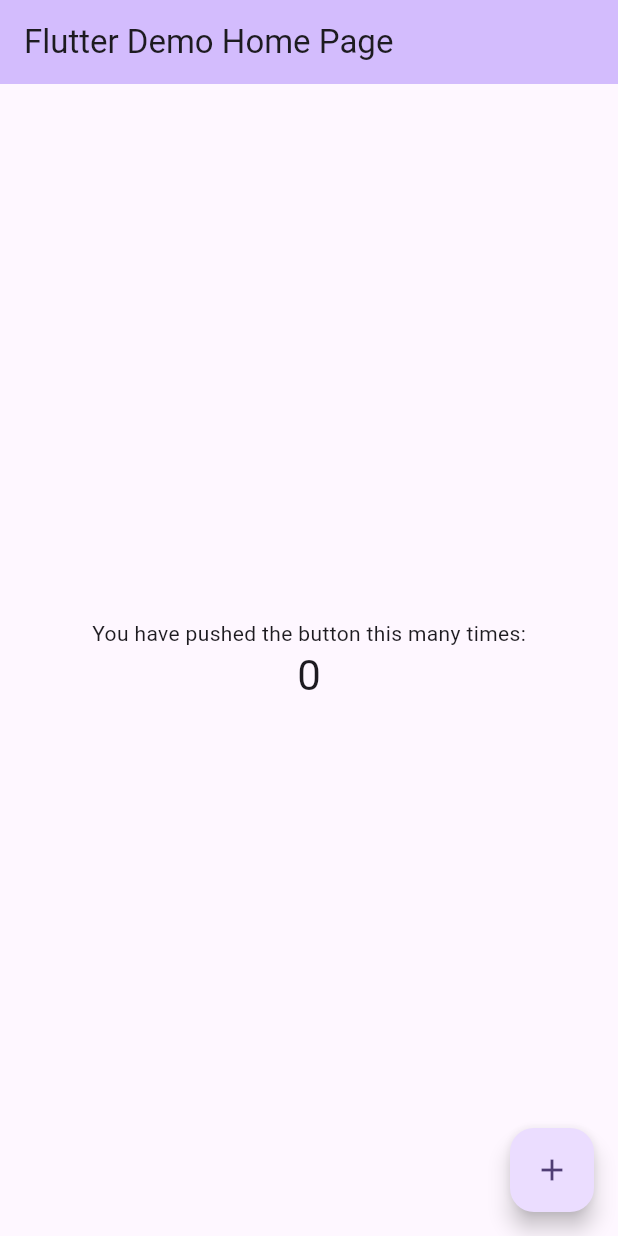
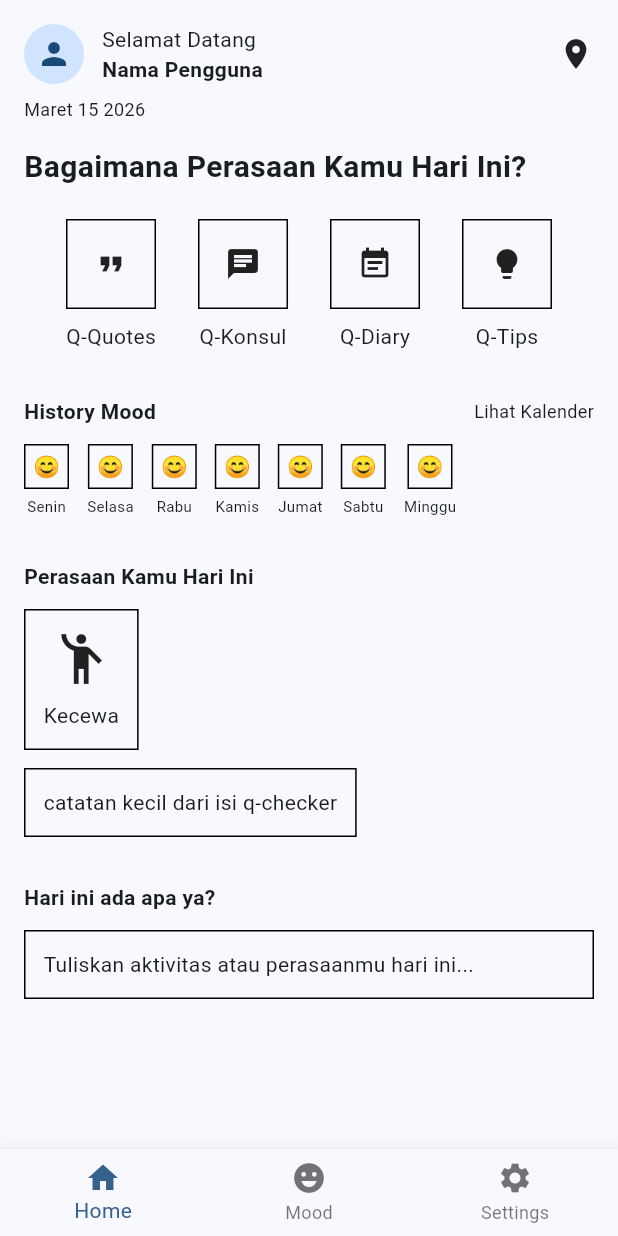
Before and after one commit to dapiupiu/qalboost-mobile-app, a Flutter app: the screen it shows after launch, on a phone screen of 412 x 824 dp. Run offline on Flutter 3.47's test engine with Material 3 defaults, Android fonts, the phone set to English and light mode, and no system bars.

Commit message:
Navigasi Beranda

```diff
--- a/lib/main.dart
+++ b/lib/main.dart
@@ -7,115 +7,210 @@ void main() {
 class MyApp extends StatelessWidget {
   const MyApp({super.key});
 
-  // This widget is the root of your application.
   @override
   Widget build(BuildContext context) {
     return MaterialApp(
-      title: 'Flutter Demo',
+      title: 'QalBoost',
       theme: ThemeData(
-        // This is the theme of your application.
-        //
-        // TRY THIS: Try running your application with "flutter run". You'll see
-        // the application has a purple toolbar. Then, without quitting the app,
-        // try changing the seedColor in the colorScheme below to Colors.green
-        // and then invoke "hot reload" (save your changes or press the "hot
-        // reload" button in a Flutter-supported IDE, or press "r" if you used
-        // the command line to start the app).
-        //
-        // Notice that the counter didn't reset back to zero; the application
-        // state is not lost during the reload. To reset the state, use hot
-        // restart instead.
-        //
-        // This works for code too, not just values: Most code changes can be
-        // tested with just a hot reload.
-        colorScheme: .fromSeed(seedColor: Colors.deepPurple),
+        colorScheme: ColorScheme.fromSeed(seedColor: Colors.blue),
+        useMaterial3: true,
       ),
-      home: const MyHomePage(title: 'Flutter Demo Home Page'),
+      home: const HomePage(),
     );
   }
 }
 
-class MyHomePage extends StatefulWidget {
-  const MyHomePage({super.key, required this.title});
-
-  // This widget is the home page of your application. It is stateful, meaning
-  // that it has a State object (defined below) that contains fields that affect
-  // how it looks.
-
-  // This class is the configuration for the state. It holds the values (in this
-  // case the title) provided by the parent (in this case the App widget) and
-  // used by the build method of the State. Fields in a Widget subclass are
-  // always marked "final".
-
-  final String title;
+class HomePage extends StatefulWidget {
+  const HomePage({super.key});
 
   @override
-  State<MyHomePage> createState() => _MyHomePageState();
+  State<HomePage> createState() => _HomePageState();
 }
 
-class _MyHomePageState extends State<MyHomePage> {
-  int _counter = 0;
-
-  void _incrementCounter() {
-    setState(() {
-      // This call to setState tells the Flutter framework that something has
-      // changed in this State, which causes it to rerun the build method below
-      // so that the display can reflect the updated values. If we changed
-      // _counter without calling setState(), then the build method would not be
-      // called again, and so nothing would appear to happen.
-      _counter++;
-    });
-  }
+class _HomePageState extends State<HomePage> {
+  int _selectedIndex = 0;
 
   @override
   Widget build(BuildContext context) {
-    // This method is rerun every time setState is called, for instance as done
-    // by the _incrementCounter method above.
-    //
-    // The Flutter framework has been optimized to make rerunning build methods
-    // fast, so that you can just rebuild anything that needs updating rather
-    // than having to individually change instances of widgets.
     return Scaffold(
-      appBar: AppBar(
-        // TRY THIS: Try changing the color here to a specific color (to
-        // Colors.amber, perhaps?) and trigger a hot reload to see the AppBar
-        // change color while the other colors stay the same.
-        backgroundColor: Theme.of(context).colorScheme.inversePrimary,
-        // Here we take the value from the MyHomePage object that was created by
-        // the App.build method, and use it to set our appbar title.
-        title: Text(widget.title),
-      ),
-      body: Center(
-        // Center is a layout widget. It takes a single child and positions it
-        // in the middle of the parent.
+      body: SingleChildScrollView(
         child: Column(
-          // Column is also a layout widget. It takes a list of children and
-          // arranges them vertically. By default, it sizes itself to fit its
-          // children horizontally, and tries to be as tall as its parent.
-          //
-          // Column has various properties to control how it sizes itself and
-          // how it positions its children. Here we use mainAxisAlignment to
-          // center the children vertically; the main axis here is the vertical
-          // axis because Columns are vertical (the cross axis would be
-          // horizontal).
-          //
-          // TRY THIS: Invoke "debug painting" (choose the "Toggle Debug Paint"
-          // action in the IDE, or press "p" in the console), to see the
-          // wireframe for each widget.
-          mainAxisAlignment: .center,
+          crossAxisAlignment: CrossAxisAlignment.start,
           children: [
-            const Text('You have pushed the button this many times:'),
-            Text(
-              '$_counter',
-              style: Theme.of(context).textTheme.headlineMedium,
+            // Header: User info and date
+            Padding(
+              padding: EdgeInsets.all(16),
+              child: Column(
+                crossAxisAlignment: CrossAxisAlignment.start,
+                children: [
+                  Row(
+                    mainAxisAlignment: MainAxisAlignment.spaceBetween,
+                    children: [
+                      Row(
+                        children: [
+                          CircleAvatar(child: Icon(Icons.person)),
+                          SizedBox(width: 12),
+                          Column(
+                            crossAxisAlignment: CrossAxisAlignment.start,
+                            children: [
+                              Text('Selamat Datang'),
+                              Text('Nama Pengguna', style: TextStyle(fontWeight: FontWeight.bold)),
+                            ],
+                          ),
+                        ],
+                      ),
+                      Icon(Icons.location_on),
+                    ],
+                  ),
+                  SizedBox(height: 8),
+                  Text('Maret 15 2026', style: TextStyle(fontSize: 12)),
+                ],
+              ),
             ),
+            // Main title
+            Padding(
+              padding: EdgeInsets.symmetric(horizontal: 16),
+              child: Text(
+                'Bagaimana Perasaan Kamu Hari Ini?',
+                style: TextStyle(fontSize: 20, fontWeight: FontWeight.bold),
+              ),
+            ),
+            SizedBox(height: 20),
+            // Four buttons: Quotes, Konsul, Diary, Tips
+            Padding(
+              padding: EdgeInsets.symmetric(horizontal: 16),
+              child: Row(
+                mainAxisAlignment: MainAxisAlignment.spaceEvenly,
+                children: [
+                  Column(
+                    children: [
+                      Container(width: 60, height: 60, decoration: BoxDecoration(border: Border.all()), child: Icon(Icons.format_quote)),
+                      SizedBox(height: 8),
+                      Text('Q-Quotes'),
+                    ],
+                  ),
+                  Column(
+                    children: [
+                      Container(width: 60, height: 60, decoration: BoxDecoration(border: Border.all()), child: Icon(Icons.chat)),
+                      SizedBox(height: 8),
+                      Text('Q-Konsul'),
+                    ],
+                  ),
+                  Column(
+                    children: [
+                      Container(width: 60, height: 60, decoration: BoxDecoration(border: Border.all()), child: Icon(Icons.event_note)),
+                      SizedBox(height: 8),
+                      Text('Q-Diary'),
+                    ],
+                  ),
+                  Column(
+                    children: [
+                      Container(width: 60, height: 60, decoration: BoxDecoration(border: Border.all()), child: Icon(Icons.lightbulb)),
+                      SizedBox(height: 8),
+                      Text('Q-Tips'),
+                    ],
+                  ),
+                ],
+              ),
+            ),
+            SizedBox(height: 30),
+            // History Mood section
+            Padding(
+              padding: EdgeInsets.symmetric(horizontal: 16),
+              child: Row(
+                mainAxisAlignment: MainAxisAlignment.spaceBetween,
+                children: [
+                  Text('History Mood', style: TextStyle(fontWeight: FontWeight.bold)),
+                  Text('Lihat Kalender', style: TextStyle(fontSize: 12)),
+                ],
+              ),
+            ),
+            SizedBox(height: 12),
+            Padding(
+              padding: EdgeInsets.symmetric(horizontal: 16),
+              child: SingleChildScrollView(
+                scrollDirection: Axis.horizontal,
+                child: Row(
+                  mainAxisAlignment: MainAxisAlignment.start,
+                  children: [
+                    'Senin',
+                    'Selasa',
+                    'Rabu',
+                    'Kamis',
+                    'Jumat',
+                    'Sabtu',
+                    'Minggu',
+                  ].map((day) => Padding(
+                    padding: EdgeInsets.only(right: 12),
+                    child: Column(
+                      children: [
+                        Container(width: 30, height: 30, decoration: BoxDecoration(border: Border.all()), child: Center(child: Text('😊'))),
+                        SizedBox(height: 4),
+                        Text(day, style: TextStyle(fontSize: 10)),
+                      ],
+                    ),
+                  )).toList(),
+                ),
+              ),
+            ),
+            SizedBox(height: 30),
+            // Perasaan Kamu Hari Ini section
+            Padding(
+              padding: EdgeInsets.symmetric(horizontal: 16),
+              child: Text('Perasaan Kamu Hari Ini', style: TextStyle(fontWeight: FontWeight.bold)),
+            ),
+            SizedBox(height: 12),
+            Padding(
+              padding: EdgeInsets.symmetric(horizontal: 16),
+              child: Container(
+                padding: EdgeInsets.all(12),
+                decoration: BoxDecoration(border: Border.all()),
+                child: Column(
+                  children: [
+                    Icon(Icons.emoji_people, size: 40),
+                    SizedBox(height: 8),
+                    Text('Kecewa'),
+                  ],
+                ),
+              ),
+            ),
+            SizedBox(height: 12),
+            Padding(
+              padding: EdgeInsets.symmetric(horizontal: 16),
+              child: Container(
+                padding: EdgeInsets.all(12),
+                decoration: BoxDecoration(border: Border.all()),
+                child: Text('catatan kecil dari isi q-checker'),
+              ),
+            ),
+            SizedBox(height: 30),
+            // Hari ini ada apa ya? section
+            Padding(
+              padding: EdgeInsets.symmetric(horizontal: 16),
+              child: Text('Hari ini ada apa ya?', style: TextStyle(fontWeight: FontWeight.bold)),
+            ),
+            SizedBox(height: 12),
+            Padding(
+              padding: EdgeInsets.symmetric(horizontal: 16),
+              child: Container(
+                width: double.infinity,
+                padding: EdgeInsets.all(12),
+                decoration: BoxDecoration(border: Border.all()),
+                child: Text('Tuliskan aktivitas atau perasaanmu hari ini...'),
+              ),
+            ),
+            SizedBox(height: 30),
           ],
         ),
       ),
-      floatingActionButton: FloatingActionButton(
-        onPressed: _incrementCounter,
-        tooltip: 'Increment',
-        child: const Icon(Icons.add),
+      bottomNavigationBar: BottomNavigationBar(
+        currentIndex: _selectedIndex,
+        onTap: (index) => setState(() => _selectedIndex = index),
+        items: [
+          BottomNavigationBarItem(icon: Icon(Icons.home), label: 'Home'),
+          BottomNavigationBarItem(icon: Icon(Icons.emoji_emotions), label: 'Mood'),
+          BottomNavigationBarItem(icon: Icon(Icons.settings), label: 'Settings'),
+        ],
       ),
     );
   }
```
